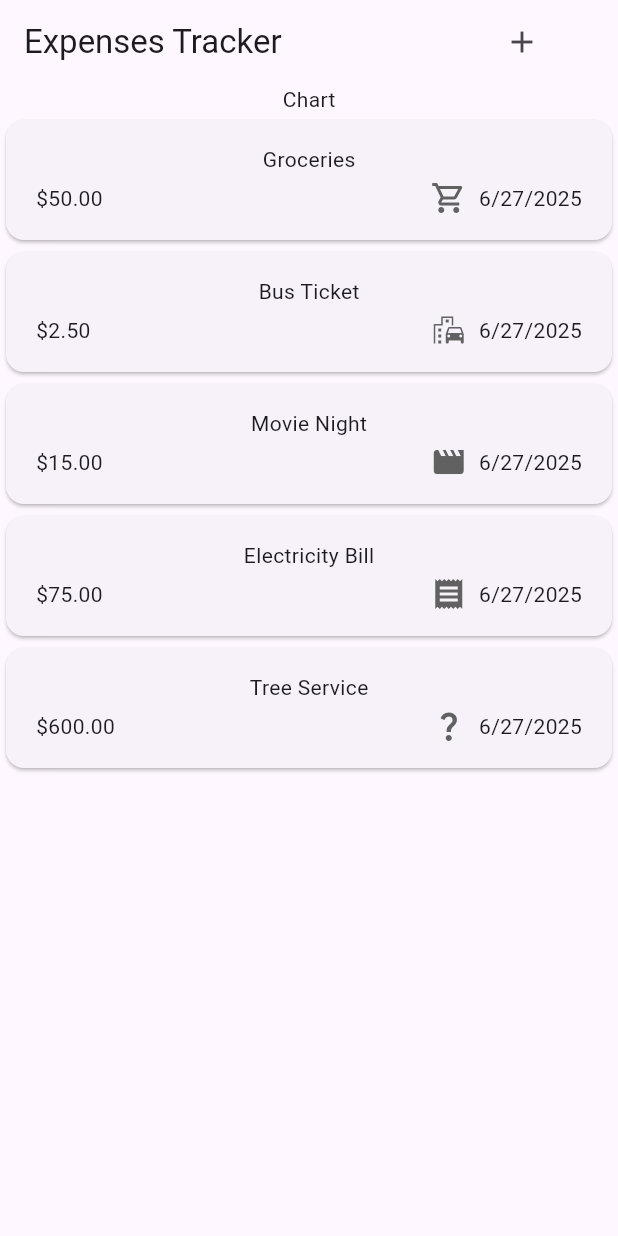
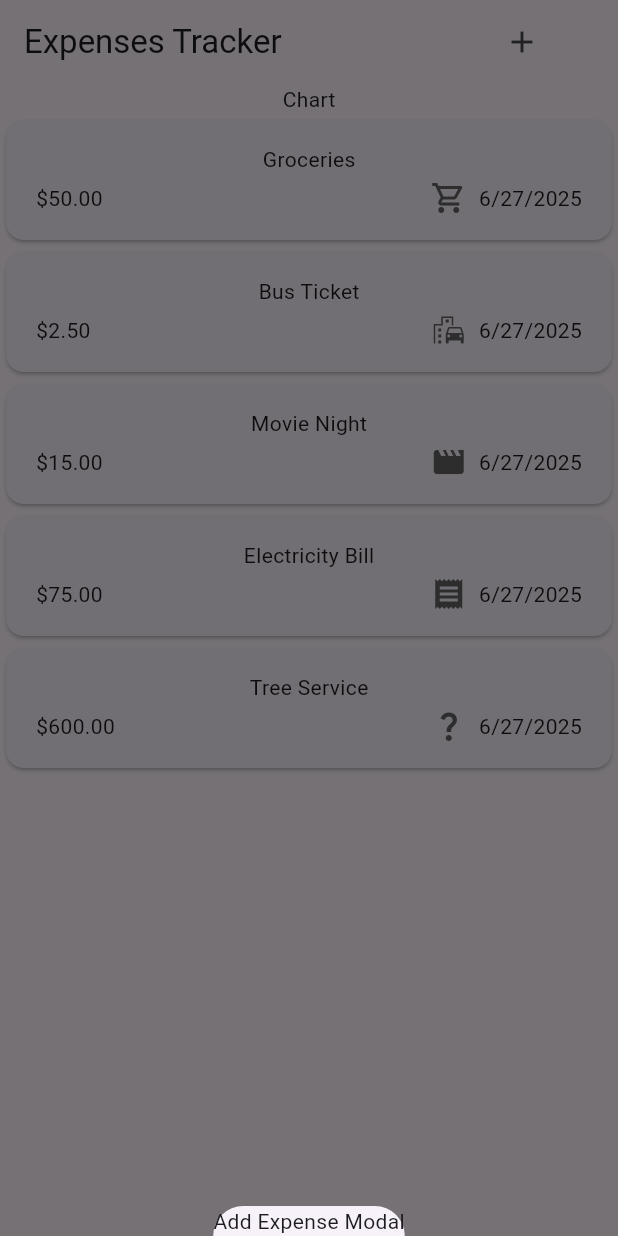
Before and after one commit to spinatose/expense_tracker, a Flutter app: the screen it shows after launch, after a tap on the "add" icon, on a phone screen of 412 x 824 dp. Run offline on Flutter 3.47's test engine with Material 3 defaults, Android fonts, the phone set to English and light mode, and no system bars.

Commit message:
starting to build modal expense form

```diff
--- a/lib/presentation/screen/expenses_home.dart
+++ b/lib/presentation/screen/expenses_home.dart
@@ -43,11 +43,9 @@ class _ExpensesHomeState extends State<ExpensesHome> {
     ),
   ];
 
-  // void _addExpense(String expense) {
-  //   setState(() {
-  //     _expenses.add(expense);
-  //   });
-  // }
+  void _openAddExpenseModal() {
+    showModalBottomSheet(context: context, builder: (ctx) { return Text("Add Expense Modal"); });
+  }
 
   @override
   Widget build(BuildContext context) {
@@ -55,7 +53,12 @@ class _ExpensesHomeState extends State<ExpensesHome> {
       appBar: AppBar(
         actionsPadding: const EdgeInsets.only(right: 40.0),
         title: const Text('Expenses Tracker'),
-        actions: [IconButton(icon: const Icon(Icons.add), onPressed: () {})],
+        actions: [
+          IconButton(
+            icon: const Icon(Icons.add),
+            onPressed: _openAddExpenseModal,
+          ),
+        ],
       ),
       body: Column(
         children: [
```
